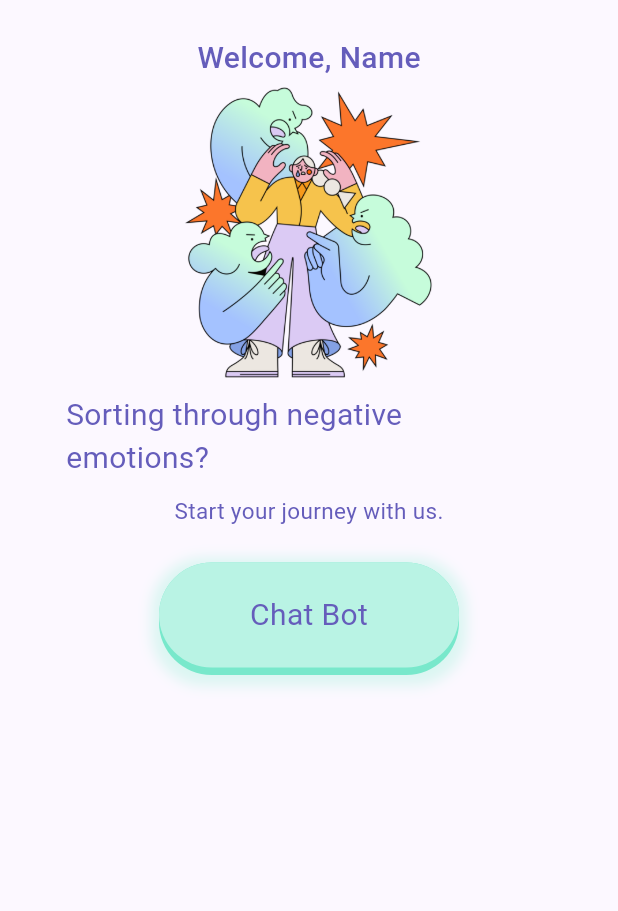
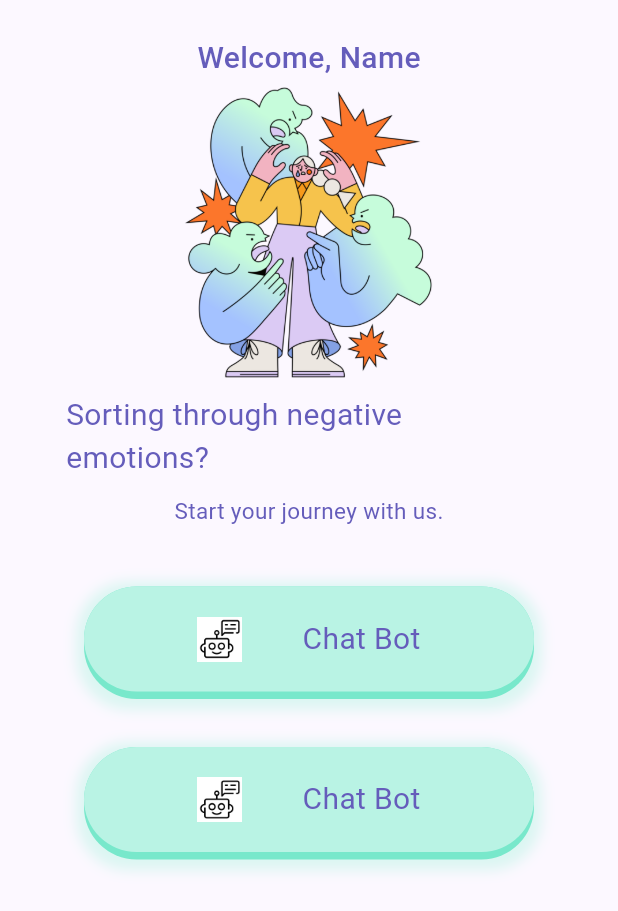
Before and after one commit to khushisinha20/serenity, a Flutter app: the HomeScreen screen opened directly, on a phone screen of 412 x 824 dp. Shown: the top 911 px of the screen. Run offline on Flutter 3.47's test engine with Material 2 defaults, Android fonts, the phone set to English and light mode, and no system bars; our stand-ins replace cloud_firestore, firebase_auth, firebase_core, fluttertoast, google_fonts; accounts and stored records are empty.

Commit message:
Added Home Screen Button Prototypes

```diff
--- a/lib/screens/home_screen.dart
+++ b/lib/screens/home_screen.dart
@@ -24,15 +24,29 @@ class _HomeScreenState extends State<HomeScreen> {
             ],
           ),
         ),
-        SizedBox(
-            width: 200,
+        Padding(
+          padding: EdgeInsets.symmetric(
+              vertical: 16), // add 16 pixels of padding to the top and bottom
+          child: SizedBox(
+            width: 300,
             child: PushableButton(
-              child: Text(
-                'Chat Bot',
-                style: (TextStyle(
-                  color: Color.fromRGBO(101, 93, 187, 1),
-                  fontSize: 20,
-                )),
+              child: Row(
+                mainAxisAlignment: MainAxisAlignment.center,
+                children: [
+                  Image.asset(
+                    'assets/chat_bot.jpeg',
+                    height: 30,
+                    width: 30,
+                  ),
+                  SizedBox(width: 40),
+                  Text(
+                    'Chat Bot',
+                    style: TextStyle(
+                      color: Color.fromRGBO(101, 93, 187, 1),
+                      fontSize: 20,
+                    ),
+                  ),
+                ],
               ),
               height: 70,
               elevation: 5,
@@ -44,7 +58,46 @@ class _HomeScreenState extends State<HomeScreen> {
                 offset: Offset(0, 2),
               ),
               onPressed: () {},
-            ))
+            ),
+          ),
+        ),
+        Padding(
+          padding: EdgeInsets.symmetric(
+              vertical: 16), // add 16 pixels of padding to the top and bottom
+          child: SizedBox(
+            width: 300,
+            child: PushableButton(
+              child: Row(
+                mainAxisAlignment: MainAxisAlignment.center,
+                children: [
+                  Image.asset(
+                    'assets/chat_bot.jpeg',
+                    height: 30,
+                    width: 30,
+                  ),
+                  SizedBox(width: 40),
+                  Text(
+                    'Chat Bot',
+                    style: TextStyle(
+                      color: Color.fromRGBO(101, 93, 187, 1),
+                      fontSize: 20,
+                    ),
+                  ),
+                ],
+              ),
+              height: 70,
+              elevation: 5,
+              hslColor: HSLColor.fromColor(Color.fromRGBO(185, 243, 228, 1)),
+              shadow: BoxShadow(
+                color: Color.fromRGBO(185, 243, 228, 0.5),
+                spreadRadius: 5,
+                blurRadius: 7,
+                offset: Offset(0, 2),
+              ),
+              onPressed: () {},
+            ),
+          ),
+        ),
       ],
     ));
   }
```
